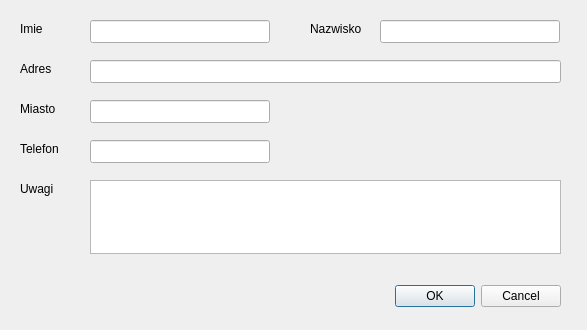
The window that worker.ui (lkucz/magazyn) describes before a commit, drawn with Qt 5.
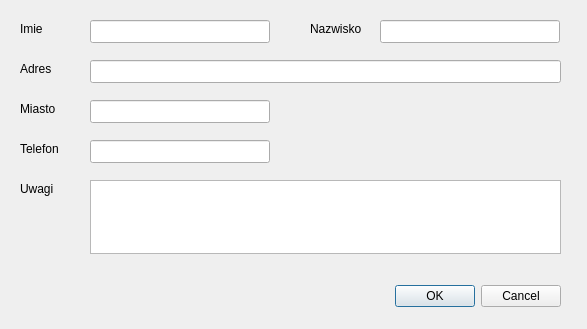
The same window after the commit.

Diff of the .ui file:
```diff
--- a/worker.ui
+++ b/worker.ui
@@ -7,7 +7,7 @@
     <x>0</x>
     <y>0</y>
     <width>587</width>
-    <height>330</height>
+    <height>329</height>
    </rect>
   </property>
   <property name="windowTitle">
```
